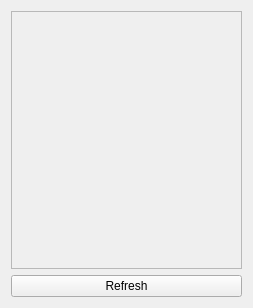
Before: the Qt Designer form src/gui/library/libraryview.ui in kjmorse2/GameLog, drawn with Qt 5.
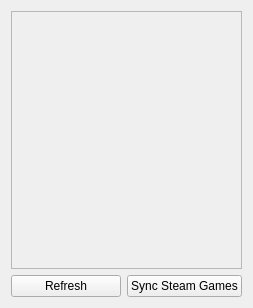
After: the same form once the commit is applied.

Commit message: Can sync games with steam over SteamAPI, need to get steam API key and steam User ID, which can be entered in the file menu, and then synced with the sync button.

```diff
--- a/src/gui/library/libraryview.ui
+++ b/src/gui/library/libraryview.ui
@@ -43,11 +43,22 @@
                 </widget>
             </item>
             <item>
+    <layout class="QHBoxLayout" name="buttonLayout">
+     <item>
                 <widget class="QPushButton" name="refreshButton">
                     <property name="text">
                         <string>Refresh</string>
                     </property>
                 </widget>
+     </item>
+     <item>
+      <widget class="QPushButton" name="syncSteamGamesButton">
+       <property name="text">
+        <string>Sync Steam Games</string>
+       </property>
+      </widget>
+     </item>
+    </layout>
             </item>
         </layout>
     </widget>
```
Left out of the diff: 2 changed lines with no effect on the pictures. Lines whose indentation alone changed are shown as unchanged. The commit also changes 33 other files.
